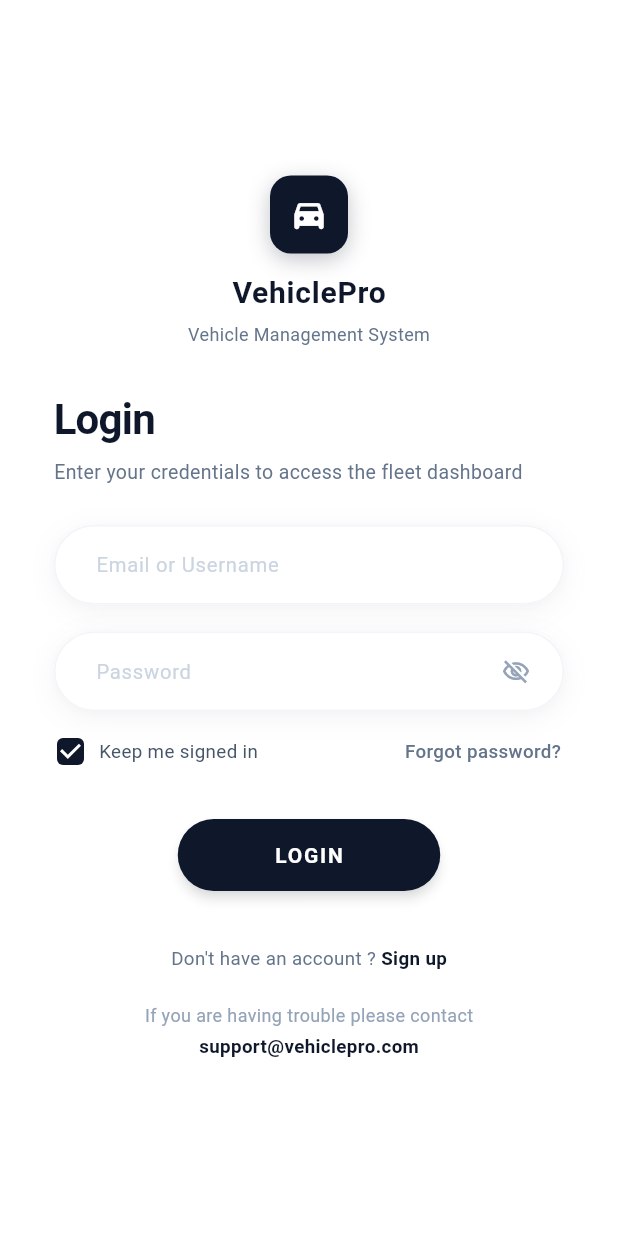
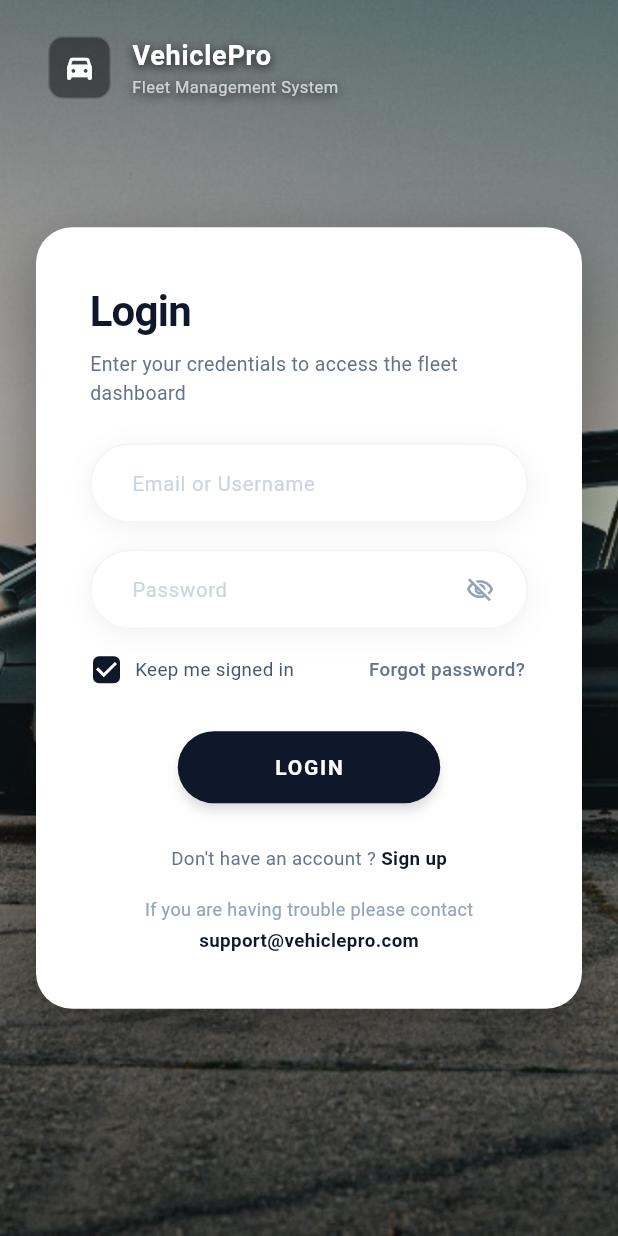
Before and after one commit to siamr7466/Vehiche_Management_System, a Flutter app: the screen it shows after launch, on a phone screen of 412 x 824 dp. Run offline on Flutter 3.47's test engine with Material 3 defaults, Android fonts, the phone set to English and light mode, and no system bars; Roboto replaces fonts that are missing (Segoe UI).

Commit message:
feat(ui): convert login screen to full-screen background photo with centered floating card

```diff
--- a/lib/screens/login_screen.dart
+++ b/lib/screens/login_screen.dart
@@ -20,7 +20,7 @@ class _LoginScreenState extends State<LoginScreen> {
   bool _rememberMe = true;
   String? _errorMessage;
 
-  // Modern automotive styling palette
+  // Modern styling palette
   static const Color primaryDark = Color(0xFF0F172A); // Slate 900
 
   @override
@@ -108,21 +108,11 @@ class _LoginScreenState extends State<LoginScreen> {
   @override
   Widget build(BuildContext context) {
     return Scaffold(
-      backgroundColor: Colors.white,
-      body: LayoutBuilder(
-        builder: (context, constraints) {
-          final isDesktop = constraints.maxWidth >= 850;
-
-          return Row(
-            children: [
-              // 1. LEFT ART PANEL: Fleet Cars Photograph (Desktop >= 850px)
-              if (isDesktop)
-                Expanded(
-                  flex: 5,
-                  child: Stack(
+      backgroundColor: const Color(0xFF0F172A),
+      body: Stack(
         fit: StackFit.expand,
         children: [
-                      // Car photograph covering the left panel
+          // 1. Full-Screen Fleet Cars Background Photograph
           Image.asset(
             'assets/images/fleet_cars.jpg',
             fit: BoxFit.cover,
@@ -130,36 +120,28 @@ class _LoginScreenState extends State<LoginScreen> {
             filterQuality: FilterQuality.high,
             errorBuilder: (_, _, _) => Container(
               color: const Color(0xFF0F172A),
-                          child: const Center(
-                            child: Icon(
-                              Icons.directions_car_filled_outlined,
-                              color: Colors.white24,
-                              size: 64,
-                            ),
-                          ),
             ),
           ),
 
-                      // Gradient overlay to protect the top branding readability
+          // 2. Cinematic Dark Backdrop Overlay (adds atmospheric contrast)
           Container(
             decoration: BoxDecoration(
               gradient: LinearGradient(
                 begin: Alignment.topCenter,
                 end: Alignment.bottomCenter,
                 colors: [
-                              Colors.black.withValues(alpha: 0.65),
-                              Colors.transparent,
+                  Colors.black.withValues(alpha: 0.45),
                   Colors.black.withValues(alpha: 0.25),
+                  Colors.black.withValues(alpha: 0.55),
                 ],
-                            stops: const [0.0, 0.45, 1.0],
               ),
             ),
           ),
 
-                      // Top Header: Brand & App Title
+          // 3. Top Header: VehiclePro Brand Badge
           SafeArea(
             child: Padding(
-                          padding: const EdgeInsets.symmetric(horizontal: 40, vertical: 36),
+              padding: const EdgeInsets.symmetric(horizontal: 32, vertical: 24),
               child: Align(
                 alignment: Alignment.topLeft,
                 child: Row(
@@ -168,7 +150,7 @@ class _LoginScreenState extends State<LoginScreen> {
                     Container(
                       padding: const EdgeInsets.all(9),
                       decoration: BoxDecoration(
-                                    color: Colors.black.withValues(alpha: 0.35),
+                        color: Colors.black.withValues(alpha: 0.45),
                         borderRadius: BorderRadius.circular(10),
                         border: Border.all(color: Colors.white.withValues(alpha: 0.2)),
                       ),
@@ -191,11 +173,7 @@ class _LoginScreenState extends State<LoginScreen> {
                             fontWeight: FontWeight.bold,
                             letterSpacing: 0.5,
                             shadows: [
-                                          Shadow(
-                                            color: Colors.black87,
-                                            blurRadius: 8,
-                                            offset: Offset(0, 2),
-                                          ),
+                              Shadow(color: Colors.black87, blurRadius: 8, offset: Offset(0, 2)),
                             ],
                           ),
                         ),
@@ -206,11 +184,7 @@ class _LoginScreenState extends State<LoginScreen> {
                             fontSize: 11,
                             letterSpacing: 0.3,
                             shadows: [
-                                          Shadow(
-                                            color: Colors.black87,
-                                            blurRadius: 8,
-                                            offset: Offset(0, 2),
-                                          ),
+                              Shadow(color: Colors.black87, blurRadius: 8, offset: Offset(0, 2)),
                             ],
                           ),
                         ),
@@ -221,74 +195,33 @@ class _LoginScreenState extends State<LoginScreen> {
               ),
             ),
           ),
+
+          // 4. Centered Floating White Login Card
+          SafeArea(
+            child: Center(
+              child: SingleChildScrollView(
+                padding: const EdgeInsets.symmetric(horizontal: 24, vertical: 32),
+                child: ConstrainedBox(
+                  constraints: const BoxConstraints(maxWidth: 430),
+                  child: Container(
+                    decoration: BoxDecoration(
+                      color: Colors.white,
+                      borderRadius: BorderRadius.circular(24),
+                      boxShadow: [
+                        BoxShadow(
+                          color: Colors.black.withValues(alpha: 0.35),
+                          blurRadius: 36,
+                          offset: const Offset(0, 14),
+                        ),
                       ],
                     ),
-                ),
-
-              // 2. RIGHT FORM SECTION: Clean Modern Pill Login
-              Expanded(
-                flex: isDesktop ? 6 : 1,
-                child: SafeArea(
-                  child: Center(
-                    child: SingleChildScrollView(
-                      padding: const EdgeInsets.symmetric(horizontal: 36, vertical: 28),
-                      child: ConstrainedBox(
-                        constraints: const BoxConstraints(maxWidth: 420),
+                    padding: const EdgeInsets.symmetric(horizontal: 36, vertical: 36),
                     child: Form(
                       key: _formKey,
                       child: Column(
                         crossAxisAlignment: CrossAxisAlignment.stretch,
-                            mainAxisAlignment: MainAxisAlignment.center,
+                        mainAxisSize: MainAxisSize.min,
                         children: [
-                              // Mobile-only brand badge
-                              if (!isDesktop) ...[
-                                Center(
-                                  child: Column(
-                                    children: [
-                                      Container(
-                                        width: 52,
-                                        height: 52,
-                                        decoration: BoxDecoration(
-                                          color: primaryDark,
-                                          borderRadius: BorderRadius.circular(14),
-                                          boxShadow: [
-                                            BoxShadow(
-                                              color: primaryDark.withValues(alpha: 0.25),
-                                              blurRadius: 12,
-                                              offset: const Offset(0, 4),
-                                            ),
-                                          ],
-                                        ),
-                                        child: const Icon(
-                                          Icons.directions_car_filled_rounded,
-                                          color: Colors.white,
-                                          size: 26,
-                                        ),
-                                      ),
-                                      const SizedBox(height: 12),
-                                      const Text(
-                                        'VehiclePro',
-                                        style: TextStyle(
-                                          fontSize: 20,
-                                          fontWeight: FontWeight.bold,
-                                          color: primaryDark,
-                                          letterSpacing: 0.5,
-                                        ),
-                                      ),
-                                      const SizedBox(height: 4),
-                                      const Text(
-                                        'Vehicle Management System',
-                                        style: TextStyle(
-                                          fontSize: 12,
-                                          color: Color(0xFF64748B),
-                                        ),
-                                      ),
-                                    ],
-                                  ),
-                                ),
-                                const SizedBox(height: 28),
-                              ],
-
                           // Heading: Login
                           const Text(
                             'Login',
@@ -307,7 +240,7 @@ class _LoginScreenState extends State<LoginScreen> {
                               color: Color(0xFF64748B),
                             ),
                           ),
-                              const SizedBox(height: 26),
+                          const SizedBox(height: 24),
 
                           // Backend Error Banner
                           if (_errorMessage != null) ...[
@@ -438,7 +371,7 @@ class _LoginScreenState extends State<LoginScreen> {
                               ),
                             ],
                           ),
-                              const SizedBox(height: 32),
+                          const SizedBox(height: 28),
 
                           // Centered Pill Button: LOGIN
                           Center(
@@ -476,7 +409,7 @@ class _LoginScreenState extends State<LoginScreen> {
                               ),
                             ),
                           ),
-                              const SizedBox(height: 36),
+                          const SizedBox(height: 28),
 
                           // Don't have account row
                           Center(
@@ -503,7 +436,7 @@ class _LoginScreenState extends State<LoginScreen> {
                               ),
                             ),
                           ),
-                              const SizedBox(height: 20),
+                          const SizedBox(height: 16),
 
                           // Footer: Support Contact
                           const Center(
@@ -537,8 +470,6 @@ class _LoginScreenState extends State<LoginScreen> {
             ),
           ),
         ],
-          );
-        },
       ),
     );
   }
```
Lines whose indentation alone changed are shown as unchanged.
